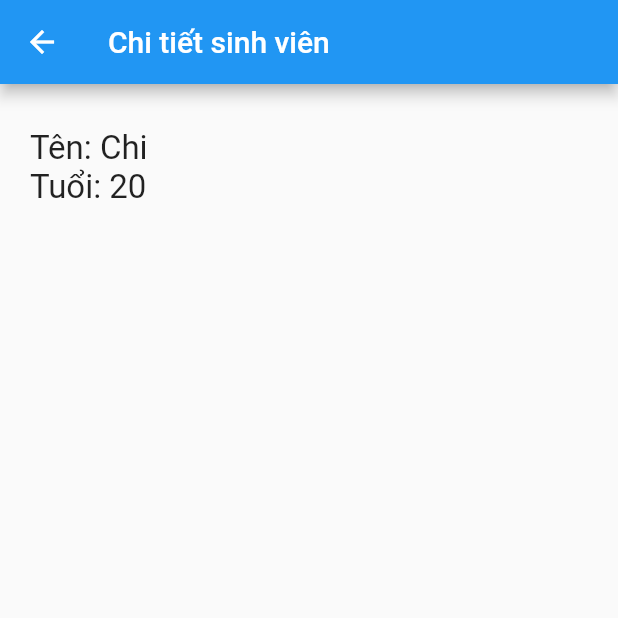
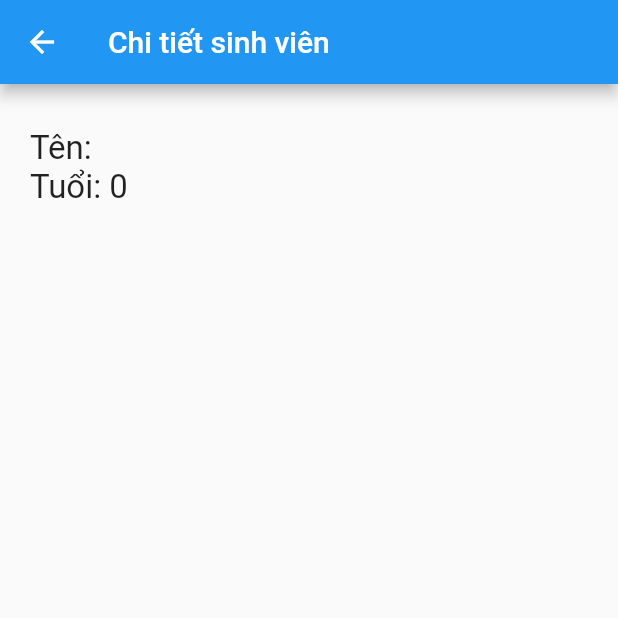
Before and after one commit to howls110900/bai_tap_buoi_9_bai1, a Flutter app: the SecondRouter screen opened directly with empty values, on a phone screen of 412 x 824 dp, the top half of it. Run offline on Flutter 3.47's test engine with Material 2 defaults, Android fonts, the phone set to English and light mode, and no system bars; missing offline and left inert: dart:ffi.

Commit message:
second commit

```diff
--- a/lib/second_router.dart
+++ b/lib/second_router.dart
@@ -3,8 +3,12 @@ import 'package:flutter/material.dart';
 import 'info.dart';
 
 class SecondRouter extends StatelessWidget {
-  final int index;
-  const SecondRouter ({super.key, required this.index});
+  //final int index;
+  // final String name;
+  // final int age;
+  final Users user;
+
+  const SecondRouter ({super.key, required this.user});
 
   @override
   Widget build(BuildContext context) {
@@ -17,7 +21,7 @@ class SecondRouter extends StatelessWidget {
           child: Row(
             mainAxisAlignment: MainAxisAlignment.start,
             children: [
-              Text('Tên: ${listUsers[index].name}\nTuổi: ${listUsers[index].age}',
+              Text('Tên: ${user.name}\nTuổi: ${user.age}',
                   style: const TextStyle(fontSize: 22)),
             ],
           ),
```
Also changed, not shown: lib/first_rourter.dart (+24 -4 lines), lib/info.dart (+12 -29 lines).
